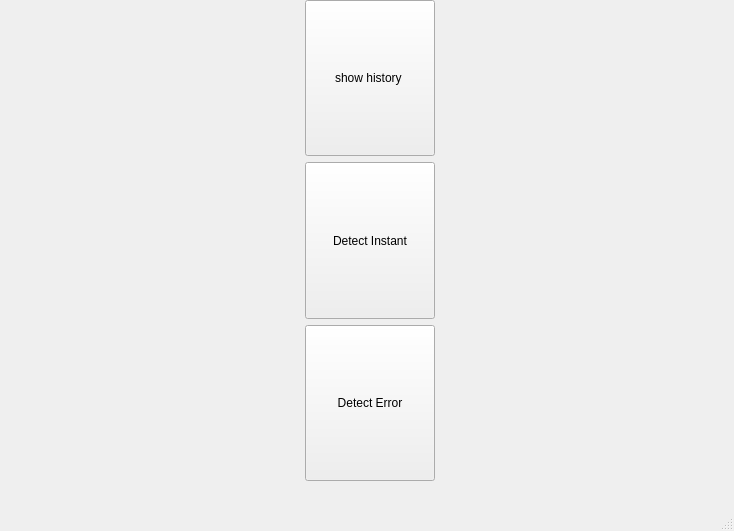
Above: ui/MainWindows.ui from leason99/Mcp3008-Real-Time-ErrorDetect before the change. Below: the same form after it.
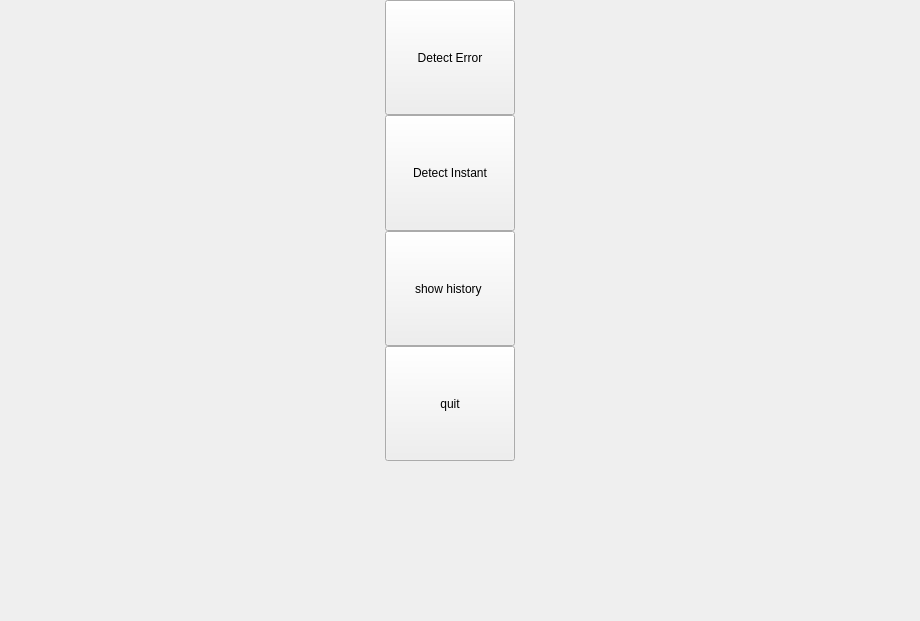
That is the form after the change.

The edit to the form file:
```diff
--- a/ui/MainWindows.ui
+++ b/ui/MainWindows.ui
@@ -6,16 +6,22 @@
    <rect>
     <x>0</x>
     <y>0</y>
-    <width>734</width>
-    <height>531</height>
+    <width>920</width>
+    <height>621</height>
    </rect>
   </property>
+  <property name="sizePolicy">
+   <sizepolicy hsizetype="Maximum" vsizetype="Maximum">
+    <horstretch>0</horstretch>
+    <verstretch>0</verstretch>
+   </sizepolicy>
+  </property>
   <property name="windowTitle">
    <string>MainWindow</string>
   </property>
   <widget class="QWidget" name="centralwidget">
    <property name="sizePolicy">
-    <sizepolicy hsizetype="Fixed" vsizetype="Fixed">
+    <sizepolicy hsizetype="Maximum" vsizetype="Maximum">
      <horstretch>0</horstretch>
      <verstretch>0</verstretch>
     </sizepolicy>
@@ -25,22 +31,84 @@
      <rect>
       <x>10</x>
       <y>0</y>
-      <width>721</width>
-      <height>481</height>
+      <width>881</width>
+      <height>461</height>
      </rect>
     </property>
     <layout class="QHBoxLayout" name="horizontalLayout" stretch="3,10">
      <property name="spacing">
-      <number>-1</number>
+      <number>0</number>
      </property>
      <property name="sizeConstraint">
       <enum>QLayout::SetNoConstraint</enum>
      </property>
      <item>
-      <layout class="QVBoxLayout" name="verticalLayout_2" stretch="0,0,0">
+      <layout class="QVBoxLayout" name="verticalLayout_2" stretch="0,0,0,0">
        <property name="sizeConstraint">
-        <enum>QLayout::SetMinAndMaxSize</enum>
+        <enum>QLayout::SetMaximumSize</enum>
        </property>
+       <item>
+        <widget class="QPushButton" name="DetectError">
+         <property name="sizePolicy">
+          <sizepolicy hsizetype="Minimum" vsizetype="Minimum">
+           <horstretch>0</horstretch>
+           <verstretch>0</verstretch>
+          </sizepolicy>
+         </property>
+         <property name="minimumSize">
+          <size>
+           <width>50</width>
+           <height>0</height>
+          </size>
+         </property>
+         <property name="maximumSize">
+          <size>
+           <width>130</width>
+           <height>16777215</height>
+          </size>
+         </property>
+         <property name="baseSize">
+          <size>
+           <width>50</width>
+           <height>50</height>
+          </size>
+         </property>
+         <property name="text">
+          <string>Detect Error</string>
+         </property>
+        </widget>
+       </item>
+       <item>
+        <widget class="QPushButton" name="DetectInstant">
+         <property name="sizePolicy">
+          <sizepolicy hsizetype="Maximum" vsizetype="Minimum">
+           <horstretch>0</horstretch>
+           <verstretch>0</verstretch>
+          </sizepolicy>
+         </property>
+         <property name="minimumSize">
+          <size>
+           <width>50</width>
+           <height>0</height>
+          </size>
+         </property>
+         <property name="maximumSize">
+          <size>
+           <width>130</width>
+           <height>16777215</height>
+          </size>
+         </property>
+         <property name="baseSize">
+          <size>
+           <width>50</width>
+           <height>50</height>
+          </size>
+         </property>
+         <property name="text">
+          <string>Detect Instant</string>
+         </property>
+        </widget>
+       </item>
        <item>
         <widget class="QPushButton" name="ShowHistory">
          <property name="enabled">
@@ -76,7 +144,7 @@
         </widget>
        </item>
        <item>
-        <widget class="QPushButton" name="DetectInstant">
+        <widget class="QPushButton" name="quit">
          <property name="sizePolicy">
           <sizepolicy hsizetype="Maximum" vsizetype="Minimum">
            <horstretch>0</horstretch>
@@ -102,38 +170,7 @@
           </size>
          </property>
          <property name="text">
-          <string>Detect Instant</string>
-         </property>
-        </widget>
-       </item>
-       <item>
-        <widget class="QPushButton" name="DetectError">
-         <property name="sizePolicy">
-          <sizepolicy hsizetype="Minimum" vsizetype="Minimum">
-           <horstretch>0</horstretch>
-           <verstretch>0</verstretch>
-          </sizepolicy>
-         </property>
-         <property name="minimumSize">
-          <size>
-           <width>50</width>
-           <height>0</height>
-          </size>
-         </property>
-         <property name="maximumSize">
-          <size>
-           <width>130</width>
-           <height>16777215</height>
-          </size>
-         </property>
-         <property name="baseSize">
-          <size>
-           <width>50</width>
-           <height>50</height>
-          </size>
-         </property>
-         <property name="text">
-          <string>Detect Error</string>
+          <string>quit</string>
          </property>
         </widget>
        </item>
@@ -159,7 +196,6 @@
     </rect>
    </property>
   </widget>
-  <widget class="QStatusBar" name="statusbar"/>
  </widget>
  <resources/>
  <connections/>
```
Left out of the diff: 4 changed lines with no effect on the pictures.
